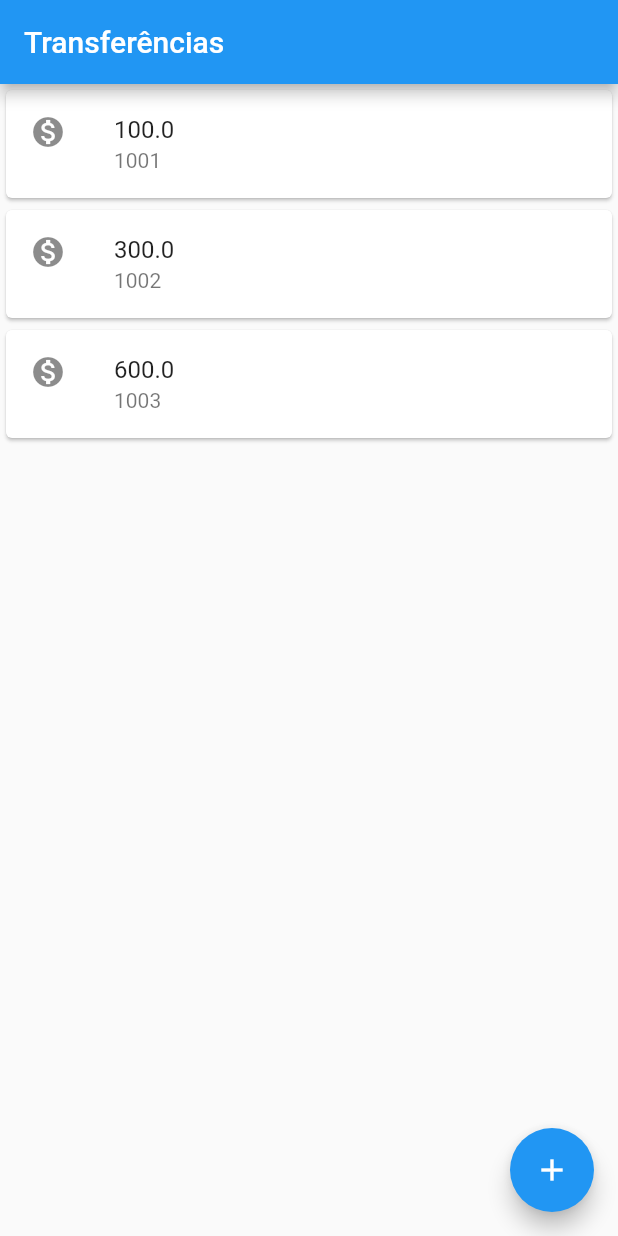
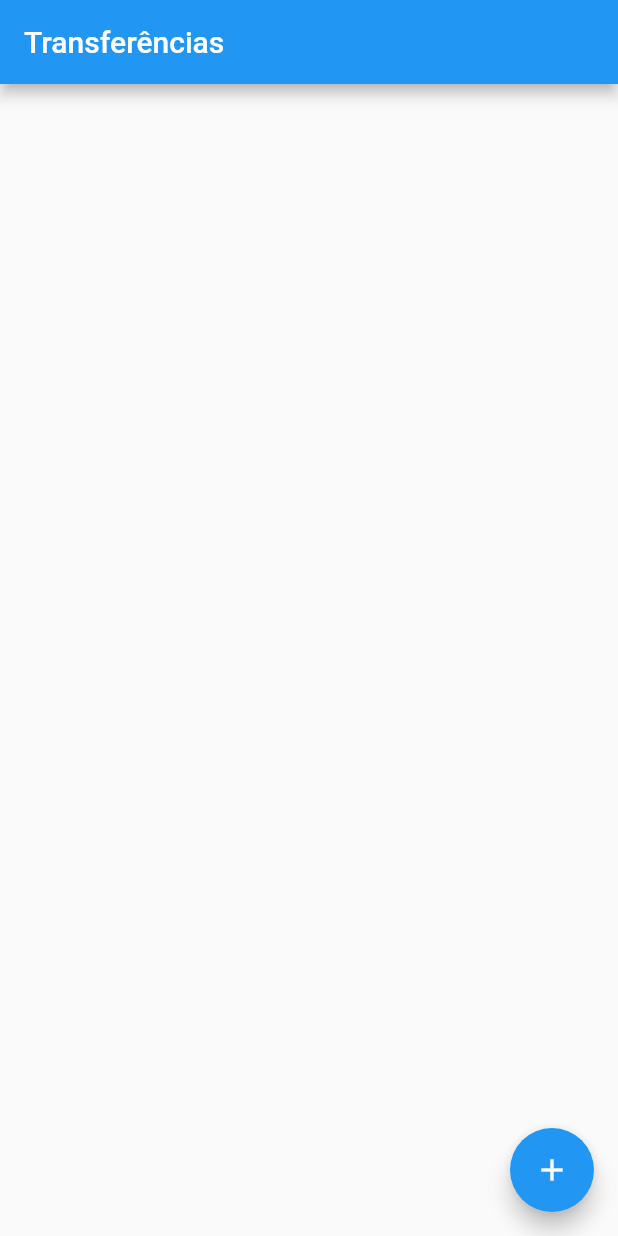
Before and after one commit to f-mtz/bytebank-flutter, a Flutter app: the screen it shows after launch, on a phone screen of 412 x 824 dp. Run offline on Flutter 3.47's test engine with Material 2 defaults, Android fonts, the phone set to English and light mode, and no system bars.

```diff
--- a/lib/main.dart
+++ b/lib/main.dart
@@ -3,7 +3,14 @@ import 'package:flutter/material.dart';
 
 void main() => runApp(BytebBankApp());
 
-class FormularioTransferencia extends StatelessWidget {
+class FormularioTransferencia extends StatefulWidget {
+  @override
+  State<StatefulWidget> createState() {
+    return FormularioTransferenciaState();
+  }
+}
+
+class FormularioTransferenciaState extends State<FormularioTransferencia> {
   final TextEditingController _controladorNumeroDaConta =
       TextEditingController();
   final TextEditingController _controladorValor = TextEditingController();
@@ -15,12 +22,14 @@ class FormularioTransferencia extends StatelessWidget {
       appBar: AppBar(
         title: Text('Criando Transferência'),
       ),
-      body: Column(
+      body: SingleChildScrollView(
+        child: Column(
           children: [
             Editor(
               controlador: _controladorNumeroDaConta,
               rotulo: 'Número da Conta',
-              dica: '0000',),
+              dica: '0000',
+            ),
             // icone: Icons.person),
             Editor(
                 controlador: _controladorValor,
@@ -35,12 +44,12 @@ class FormularioTransferencia extends StatelessWidget {
             ),
           ],
         ),
+      ),
     );
   }
 
   void _criaTransferencia(BuildContext context) {
-    final int? numeroConta =
-        int.tryParse(_controladorNumeroDaConta.text);
+    final int? numeroConta = int.tryParse(_controladorNumeroDaConta.text);
     final double? valor = double.tryParse(_controladorValor.text);
 
     if (numeroConta != null && valor != null) {
@@ -51,29 +60,47 @@ class FormularioTransferencia extends StatelessWidget {
   }
 }
 
-class ListaTransferencias extends StatelessWidget {
+class ListaTransferencias extends StatefulWidget {
+  // final List<Transferencia> _transferencias = [];
+
+  @override
+  State<StatefulWidget> createState() {
+    return ListaTransferenciasState();
+  }
+}
+
+class ListaTransferenciasState extends State<ListaTransferencias> {
+  final List<Transferencia> _transferencias = [];
+
   @override
   Widget build(BuildContext context) {
-    // TODO: implement build
     return Scaffold(
       appBar: AppBar(
         title: Text('Transferências'),
       ),
-      body: Column(
-        children: [
-          ItemTransferencia(Transferencia(100.0, 1001)),
-          ItemTransferencia(Transferencia(300.0, 1002)),
-          ItemTransferencia(Transferencia(600.0, 1003))
-        ],
+      body: ListView.builder(
+        itemCount: _transferencias.length,
+        itemBuilder: (context, indice) {
+          final transferencia = _transferencias[indice];
+          return ItemTransferencia(transferencia);
+        },
       ),
       floatingActionButton: FloatingActionButton(
         onPressed: () {
-          final Future respostaAssincrona = Navigator.push(context, MaterialPageRoute(builder: (context) {
+          final Future respostaAssincrona =
+              Navigator.push(context, MaterialPageRoute(builder: (context) {
             return FormularioTransferencia();
           }));
 
           respostaAssincrona.then((transferenciaRecebida) {
+            Future.delayed(Duration(seconds: 0), () {
               debugPrint('$transferenciaRecebida');
+              if (transferenciaRecebida != null) {
+                setState(() {
+                  _transferencias.add(transferenciaRecebida);
+                });
+              }
+            });
           });
         },
         child: Icon(Icons.add),
@@ -134,7 +161,8 @@ class Editor extends StatelessWidget {
   Editor(
       {required this.controlador,
       required this.rotulo,
-      required this.dica, this.icone});
+      required this.dica,
+      this.icone});
 
   @override
   Widget build(BuildContext context) {
```
Lines whose indentation alone changed are shown as unchanged.
